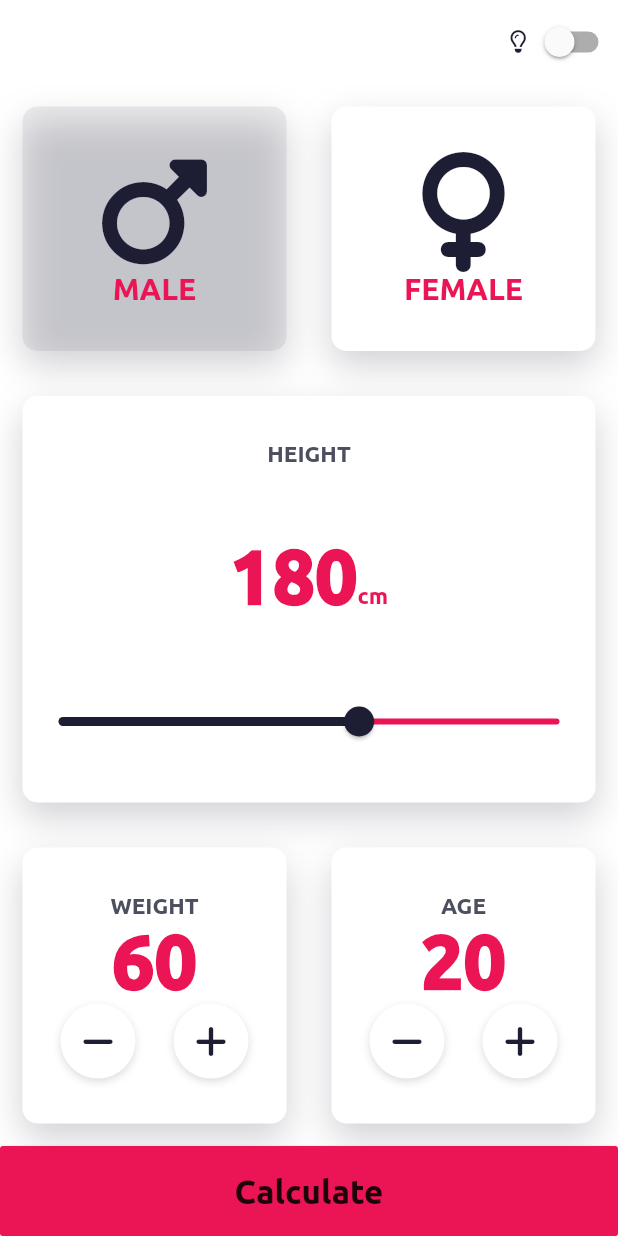
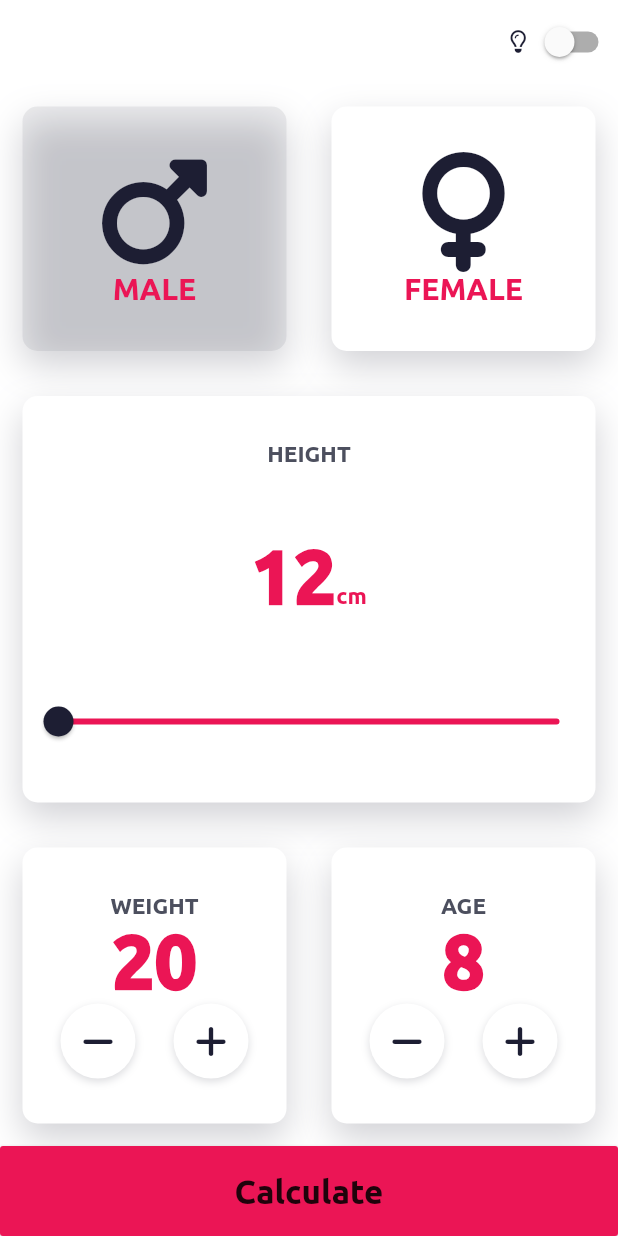
Before and after one commit to noorfatima15/BMI-Calculator, a Flutter app: the HomeScreen screen opened directly, after a tap on "MALE", on a phone screen of 412 x 824 dp. Run offline on Flutter 3.47's test engine with Material 2 defaults, Android fonts, the phone set to English and light mode, and no system bars; our stand-ins replace flutter_bloc, font_awesome_flutter.

Commit message:
-Bmi Bloc has been Created. -Bmi bloC has been implemented on GenderType Card. -bloC has been implemented on Slider -bloC has been Implemented on Age and Weight Card

```diff
--- a/lib/presentation/application/bmi_bloc.dart
+++ b/lib/presentation/application/bmi_bloc.dart
@@ -8,23 +8,23 @@ class BmiBloc extends Bloc<BmiEvent, BmiState> {
   BmiBloc() : super(BmiState.initial()) {
     on<OnGenderChange>((event, emit) => onGenderChange(event, emit));
     on<OnHeightChange>((event, emit) => onHeightChange(event, emit));
-    on<OnWeightIncrement>((event, emit) => onWeightIncrement(event, emit));
-    on<OnWeightDecrement>((event, emit) => onWeightDecrement(event, emit));
-    on<OnAgeIncrement>((event, emit) => onAgeIncrement(event, emit));
-    on<OnAgeDecrement>((event, emit) => onAgeDecrement(event, emit));
+    on<OnWeightChange>((event, emit) => onWeightChange(event, emit));
+    on<OnAgeChange>((event, emit) => onAgeChange(event, emit));
   }
 
   onGenderChange(OnGenderChange event, Emitter<BmiState> emit) {
     emit(state.copyWith(gender: event.gender));
   }
 
+  onWeightChange(OnWeightChange event, Emitter<BmiState> emit) {
+    emit(state.copyWith(weight: event.weight));
+  }
+
   onHeightChange(OnHeightChange event, Emitter<BmiState> emit) {
     emit(state.copyWith(height: event.height));
   }
 
-  onWeightIncrement(OnWeightIncrement event, Emitter<BmiState> emit) {}
-  onWeightDecrement(OnWeightDecrement event, Emitter<BmiState> emit) {}
-
-  onAgeIncrement(OnAgeIncrement event, Emitter<BmiState> emit) {}
-  onAgeDecrement(OnAgeDecrement event, Emitter<BmiState> emit) {}
+  onAgeChange(OnAgeChange event, Emitter<BmiState> emit) {
+    state.copyWith(age: event.age);
+  }
 }
--- a/lib/presentation/application/bmi_event.dart
+++ b/lib/presentation/application/bmi_event.dart
@@ -12,22 +12,12 @@ class OnHeightChange extends BmiEvent {
   OnHeightChange({required this.height});
 }
 
-class OnWeightIncrement extends BmiEvent {
+class OnWeightChange extends BmiEvent {
   final int weight;
-  OnWeightIncrement({required this.weight});
+  OnWeightChange({required this.weight});
 }
 
-class OnWeightDecrement extends BmiEvent {
-  final int weight;
-  OnWeightDecrement({required this.weight});
+class OnAgeChange extends BmiEvent {
+  final int age;
+  OnAgeChange({required this.age});
 }
-
-class OnAgeIncrement extends BmiEvent {
-  final int age;
-  OnAgeIncrement({required this.age});
-}
-
-class OnAgeDecrement extends BmiEvent {
-  final int age;
-  OnAgeDecrement({required this.age});
-}
--- a/lib/presentation/screens/home_screen.dart
+++ b/lib/presentation/screens/home_screen.dart
@@ -93,7 +93,7 @@ class HomeScreen extends StatelessWidget {
                             textBaseline: TextBaseline.alphabetic,
                             crossAxisAlignment: CrossAxisAlignment.baseline,
                             children: [
-                              Text('180',
+                              Text(state.height.toString(),
                                   style:
                                       numberStyle.copyWith(color: themeState.isDarkMode ? ColorPalette.primaryHeader : ColorPalette.secondaryColor)),
                               Text(
@@ -104,12 +104,14 @@ class HomeScreen extends StatelessWidget {
                             ],
                           ),
                           Slider(
-                            value: 180,
-                            min: 120,
-                            max: 220,
+                            value: state.height.toDouble(),
+                            min: 12,
+                            max: 144,
                             activeColor: themeState.isDarkMode ? ColorPalette.secondaryColor : ColorPalette.activeCardColor,
                             inactiveColor: themeState.isDarkMode ? ColorPalette.secondaryButtonColor : ColorPalette.secondaryColor,
-                            onChanged: (value) {},
+                            onChanged: (value) {
+                              context.read<BmiBloc>().add(OnHeightChange(height: value.toInt()));
+                            },
                           )
                         ],
                       ),
@@ -121,18 +123,22 @@ class HomeScreen extends StatelessWidget {
                           mainAxisAlignment: MainAxisAlignment.spaceBetween,
                           children: [
                             const Text('WEIGHT', style: cardSubLabelStyle),
-                            Text('60',
+                            Text(state.weight.toString(),
                                 style: numberStyle.copyWith(color: themeState.isDarkMode ? ColorPalette.primaryHeader : ColorPalette.secondaryColor)),
                             Row(
                               mainAxisAlignment: MainAxisAlignment.spaceEvenly,
                               children: [
                                 SecondaryButton(
                                   icon: FontAwesomeIcons.minus,
-                                  onPressed: () {},
+                                  onPressed: () {
+                                    context.read<BmiBloc>().add(OnWeightChange(weight: state.weight - 1));
+                                  },
                                 ),
                                 SecondaryButton(
                                   icon: FontAwesomeIcons.plus,
-                                  onPressed: () {},
+                                  onPressed: () {
+                                    context.read<BmiBloc>().add(OnWeightChange(weight: state.weight + 1));
+                                  },
                                 ),
                               ],
                             )
@@ -143,18 +149,22 @@ class HomeScreen extends StatelessWidget {
                           mainAxisAlignment: MainAxisAlignment.spaceBetween,
                           children: [
                             const Text('AGE', style: cardSubLabelStyle),
-                            Text('20',
+                            Text(state.age.toString(),
                                 style: numberStyle.copyWith(color: themeState.isDarkMode ? ColorPalette.primaryHeader : ColorPalette.secondaryColor)),
                             Row(
                               mainAxisAlignment: MainAxisAlignment.spaceEvenly,
                               children: [
                                 SecondaryButton(
                                   icon: FontAwesomeIcons.minus,
-                                  onPressed: () {},
+                                  onPressed: () {
+                                    context.read<BmiBloc>().add(OnAgeChange(age: state.age - 1));
+                                  },
                                 ),
                                 SecondaryButton(
                                   icon: FontAwesomeIcons.plus,
-                                  onPressed: () {},
+                                  onPressed: () {
+                                    context.read<BmiBloc>().add(OnAgeChange(age: state.age + 1));
+                                  },
                                 ),
                               ],
                             )
```
